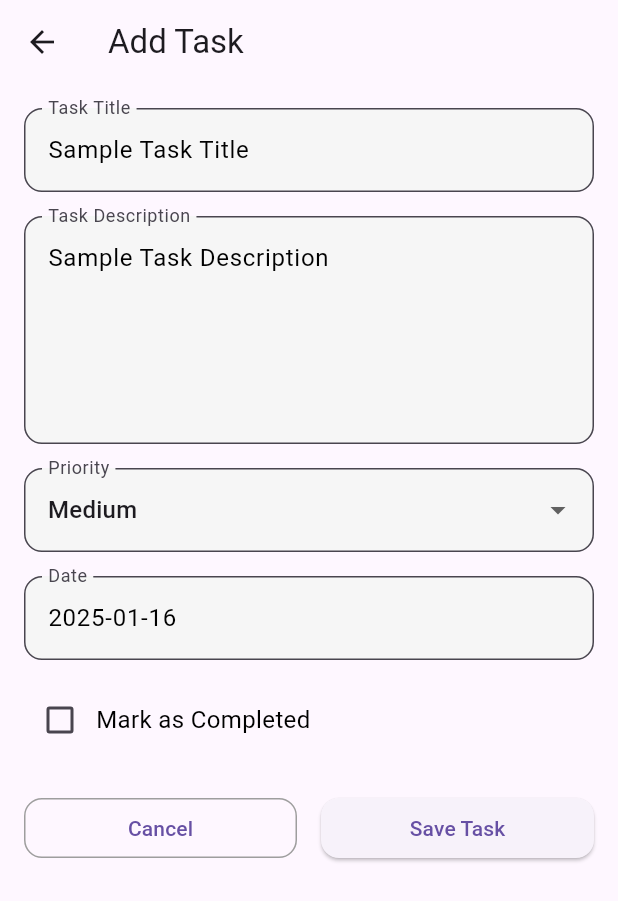
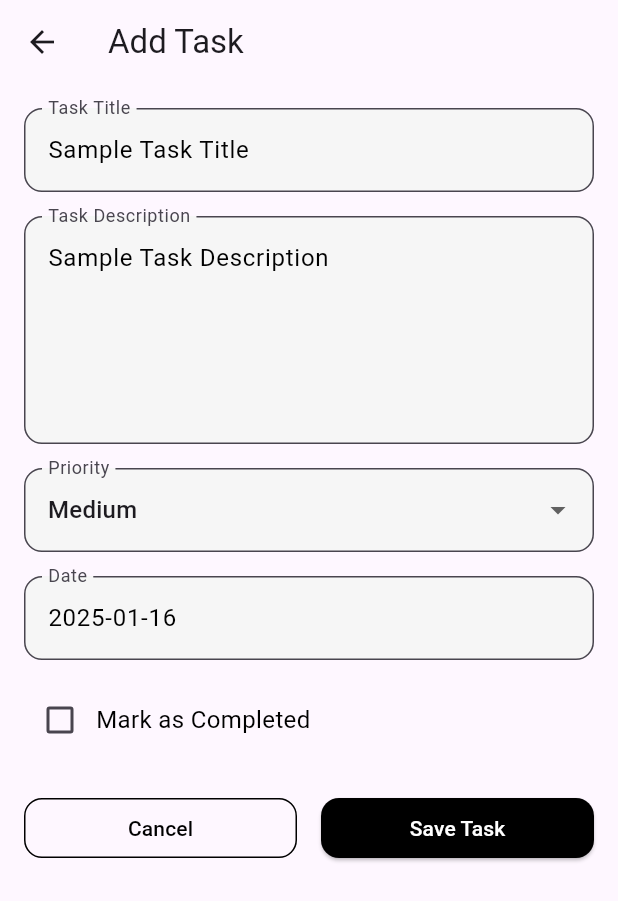
Before and after one commit to nngarfdn/productivioapp, a Flutter app: the AddEditTaskPage screen opened by its route, on a phone screen of 412 x 824 dp. Shown: the top 901 px of the screen. Run offline on Flutter 3.47's test engine with Material 3 defaults, Android fonts, the phone set to English and light mode, and no system bars; our stand-ins replace equatable, firebase_auth, firebase_core, flutter_bloc, get_it; missing offline and left inert: dart:ffi; accounts and stored records are empty.

Commit message:
feat: add edit task UI

```diff
--- a/lib/features/add_edit_task/presentation/widgets/add_edit_task_widget.dart
+++ b/lib/features/add_edit_task/presentation/widgets/add_edit_task_widget.dart
@@ -114,6 +114,8 @@ class AddEditTaskWidgets {
     return ElevatedButton(
       onPressed: onSave,
       style: ElevatedButton.styleFrom(
+        backgroundColor: Colors.black, // Set a distinct background color
+        foregroundColor: Colors.white, // Set the text color
         shape: RoundedRectangleBorder(
           borderRadius: BorderRadius.circular(12.0),
         ),
@@ -122,7 +124,7 @@ class AddEditTaskWidgets {
     );
   }
 
-  // Cancel button
+  // Cancel button with custom outline
   static Widget buildCancelButton({
     required VoidCallback onCancel,
   }) {
@@ -132,7 +134,8 @@ class AddEditTaskWidgets {
         shape: RoundedRectangleBorder(
           borderRadius: BorderRadius.circular(12.0),
         ),
-        side: const BorderSide(color: Colors.grey),
+        side: const BorderSide(color: Colors.black), // Gray border
+        foregroundColor: Colors.black, // Set text color to match the border
       ),
       child: const Text('Cancel'),
     );
```
